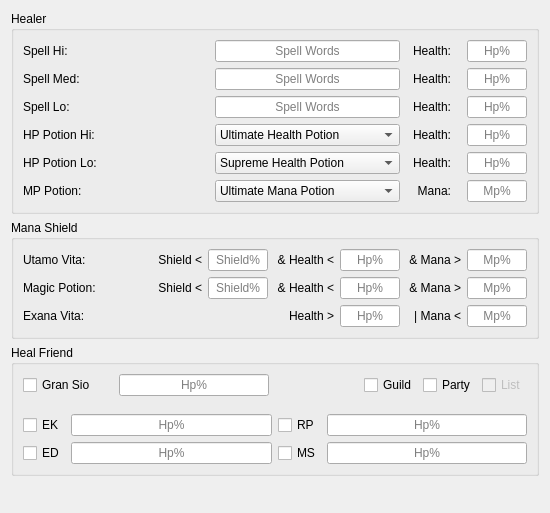
This is UI/healer.ui in ismaelfsilva/KzBot as Qt 5 draws it before an edit. The edited form follows.
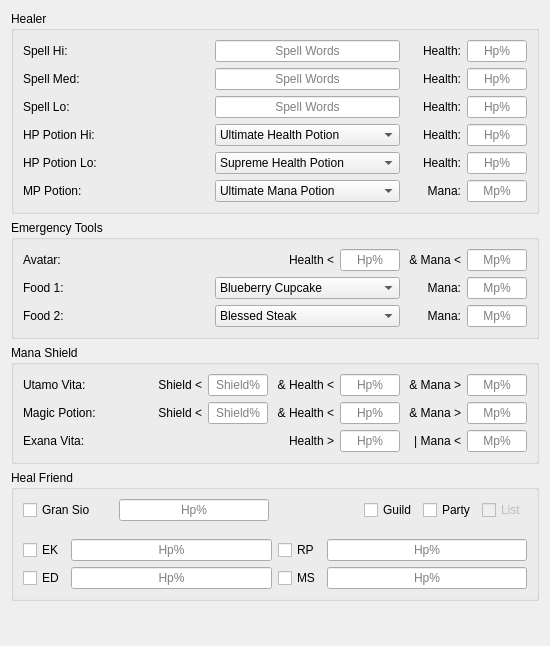
This is the edited form.

The edit to the form file:
```diff
--- a/UI/healer.ui
+++ b/UI/healer.ui
@@ -7,7 +7,7 @@
     <x>0</x>
     <y>0</y>
     <width>550</width>
-    <height>513</height>
+    <height>646</height>
    </rect>
   </property>
   <property name="minimumSize">
@@ -78,7 +78,7 @@
            </property>
            <property name="maximumSize">
             <size>
-             <width>16777215</width>
+             <width>55</width>
              <height>16777215</height>
             </size>
            </property>
@@ -89,7 +89,7 @@
             <set>Qt::AlignRight|Qt::AlignTrailing|Qt::AlignVCenter</set>
            </property>
            <property name="indent">
-            <number>10</number>
+            <number>-1</number>
            </property>
           </widget>
          </item>
@@ -378,7 +378,7 @@
             <set>Qt::AlignRight|Qt::AlignTrailing|Qt::AlignVCenter</set>
            </property>
            <property name="indent">
-            <number>10</number>
+            <number>-1</number>
            </property>
           </widget>
          </item>
@@ -618,7 +618,7 @@
             <set>Qt::AlignRight|Qt::AlignTrailing|Qt::AlignVCenter</set>
            </property>
            <property name="indent">
-            <number>10</number>
+            <number>-1</number>
            </property>
           </widget>
          </item>
@@ -652,7 +652,7 @@
             <set>Qt::AlignRight|Qt::AlignTrailing|Qt::AlignVCenter</set>
            </property>
            <property name="indent">
-            <number>10</number>
+            <number>-1</number>
            </property>
           </widget>
          </item>
@@ -723,7 +723,7 @@
             <number>0</number>
            </property>
            <property name="indent">
-            <number>10</number>
+            <number>-1</number>
            </property>
           </widget>
          </item>
@@ -816,7 +816,7 @@
             <set>Qt::AlignRight|Qt::AlignTrailing|Qt::AlignVCenter</set>
            </property>
            <property name="indent">
-            <number>10</number>
+            <number>-1</number>
            </property>
           </widget>
          </item>
@@ -888,6 +888,434 @@
         </layout>
        </widget>
       </item>
+      <item>
+       <widget class="QGroupBox" name="groupBox">
+        <property name="sizePolicy">
+         <sizepolicy hsizetype="Expanding" vsizetype="Minimum">
+          <horstretch>0</horstretch>
+          <verstretch>0</verstretch>
+         </sizepolicy>
+        </property>
+        <property name="title">
+         <string>Emergency Tools</string>
+        </property>
+        <layout class="QGridLayout" name="gridLayout_6">
+         <item row="0" column="0">
+          <widget class="QLabel" name="label_16">
+           <property name="enabled">
+            <bool>true</bool>
+           </property>
+           <property name="sizePolicy">
+            <sizepolicy hsizetype="Minimum" vsizetype="Preferred">
+             <horstretch>0</horstretch>
+             <verstretch>0</verstretch>
+            </sizepolicy>
+           </property>
+           <property name="minimumSize">
+            <size>
+             <width>90</width>
+             <height>0</height>
+            </size>
+           </property>
+           <property name="maximumSize">
+            <size>
+             <width>16777215</width>
+             <height>16777215</height>
+            </size>
+           </property>
+           <property name="text">
+            <string>Avatar:</string>
+           </property>
+           <property name="alignment">
+            <set>Qt::AlignLeading|Qt::AlignLeft|Qt::AlignVCenter</set>
+           </property>
+          </widget>
+         </item>
+         <item row="0" column="1" alignment="Qt::AlignRight">
+          <widget class="QWidget" name="widget_4" native="true">
+           <layout class="QHBoxLayout" name="horizontalLayout_2">
+            <property name="leftMargin">
+             <number>0</number>
+            </property>
+            <property name="topMargin">
+             <number>0</number>
+            </property>
+            <property name="rightMargin">
+             <number>0</number>
+            </property>
+            <property name="bottomMargin">
+             <number>0</number>
+            </property>
+            <item alignment="Qt::AlignRight">
+             <widget class="QLabel" name="label_7">
+              <property name="minimumSize">
+               <size>
+                <width>60</width>
+                <height>0</height>
+               </size>
+              </property>
+              <property name="text">
+               <string>Health &lt;</string>
+              </property>
+              <property name="alignment">
+               <set>Qt::AlignRight|Qt::AlignTrailing|Qt::AlignVCenter</set>
+              </property>
+             </widget>
+            </item>
+            <item>
+             <widget class="QLineEdit" name="avatarHp">
+              <property name="minimumSize">
+               <size>
+                <width>60</width>
+                <height>0</height>
+               </size>
+              </property>
+              <property name="maximumSize">
+               <size>
+                <width>60</width>
+                <height>16777215</height>
+               </size>
+              </property>
+              <property name="alignment">
+               <set>Qt::AlignCenter</set>
+              </property>
+              <property name="placeholderText">
+               <string>Hp%</string>
+              </property>
+             </widget>
+            </item>
+           </layout>
+          </widget>
+         </item>
+         <item row="0" column="2">
+          <widget class="QLabel" name="label_19">
+           <property name="sizePolicy">
+            <sizepolicy hsizetype="Fixed" vsizetype="Preferred">
+             <horstretch>0</horstretch>
+             <verstretch>0</verstretch>
+            </sizepolicy>
+           </property>
+           <property name="minimumSize">
+            <size>
+             <width>55</width>
+             <height>0</height>
+            </size>
+           </property>
+           <property name="text">
+            <string>&amp; Mana &lt;</string>
+           </property>
+           <property name="alignment">
+            <set>Qt::AlignRight|Qt::AlignTrailing|Qt::AlignVCenter</set>
+           </property>
+           <property name="indent">
+            <number>-1</number>
+           </property>
+          </widget>
+         </item>
+         <item row="0" column="3">
+          <widget class="QLineEdit" name="avatarMp">
+           <property name="enabled">
+            <bool>true</bool>
+           </property>
+           <property name="sizePolicy">
+            <sizepolicy hsizetype="Fixed" vsizetype="Fixed">
+             <horstretch>0</horstretch>
+             <verstretch>0</verstretch>
+            </sizepolicy>
+           </property>
+           <property name="minimumSize">
+            <size>
+             <width>60</width>
+             <height>0</height>
+            </size>
+           </property>
+           <property name="maximumSize">
+            <size>
+             <width>60</width>
+             <height>16777215</height>
+            </size>
+           </property>
+           <property name="text">
+            <string/>
+           </property>
+           <property name="alignment">
+            <set>Qt::AlignCenter</set>
+           </property>
+           <property name="placeholderText">
+            <string>Mp%</string>
+           </property>
+          </widget>
+         </item>
+         <item row="1" column="0">
+          <widget class="QLabel" name="label_20">
+           <property name="enabled">
+            <bool>true</bool>
+           </property>
+           <property name="sizePolicy">
+            <sizepolicy hsizetype="Minimum" vsizetype="Preferred">
+             <horstretch>0</horstretch>
+             <verstretch>0</verstretch>
+            </sizepolicy>
+           </property>
+           <property name="minimumSize">
+            <size>
+             <width>90</width>
+             <height>0</height>
+            </size>
+           </property>
+           <property name="maximumSize">
+            <size>
+             <width>16777215</width>
+             <height>16777215</height>
+            </size>
+           </property>
+           <property name="text">
+            <string>Food 1:</string>
+           </property>
+           <property name="alignment">
+            <set>Qt::AlignLeading|Qt::AlignLeft|Qt::AlignVCenter</set>
+           </property>
+          </widget>
+         </item>
+         <item row="1" column="1">
+          <widget class="QComboBox" name="foodAInput">
+           <property name="currentIndex">
+            <number>1</number>
+           </property>
+           <item>
+            <property name="text">
+             <string>Blessed Steak</string>
+            </property>
+           </item>
+           <item>
+            <property name="text">
+             <string>Blueberry Cupcake</string>
+            </property>
+           </item>
+           <item>
+            <property name="text">
+             <string>Carrion Casserole</string>
+            </property>
+           </item>
+           <item>
+            <property name="text">
+             <string>Consecrated Beef</string>
+            </property>
+           </item>
+           <item>
+            <property name="text">
+             <string>Pot of Blackjack</string>
+            </property>
+           </item>
+           <item>
+            <property name="text">
+             <string>Rotworm Stew</string>
+            </property>
+           </item>
+           <item>
+            <property name="text">
+             <string>Strawberry Cupcake</string>
+            </property>
+           </item>
+          </widget>
+         </item>
+         <item row="1" column="2">
+          <widget class="QLabel" name="foodAValueLabel">
+           <property name="sizePolicy">
+            <sizepolicy hsizetype="Fixed" vsizetype="Preferred">
+             <horstretch>0</horstretch>
+             <verstretch>0</verstretch>
+            </sizepolicy>
+           </property>
+           <property name="minimumSize">
+            <size>
+             <width>55</width>
+             <height>0</height>
+            </size>
+           </property>
+           <property name="text">
+            <string>Mana:</string>
+           </property>
+           <property name="alignment">
+            <set>Qt::AlignRight|Qt::AlignTrailing|Qt::AlignVCenter</set>
+           </property>
+           <property name="indent">
+            <number>-1</number>
+           </property>
+          </widget>
+         </item>
+         <item row="1" column="3">
+          <widget class="QLineEdit" name="foodAValue">
+           <property name="enabled">
+            <bool>true</bool>
+           </property>
+           <property name="sizePolicy">
+            <sizepolicy hsizetype="Fixed" vsizetype="Fixed">
+             <horstretch>0</horstretch>
+             <verstretch>0</verstretch>
+            </sizepolicy>
+           </property>
+           <property name="minimumSize">
+            <size>
+             <width>60</width>
+             <height>0</height>
+            </size>
+           </property>
+           <property name="maximumSize">
+            <size>
+             <width>60</width>
+             <height>16777215</height>
+            </size>
+           </property>
+           <property name="text">
+            <string/>
+           </property>
+           <property name="alignment">
+            <set>Qt::AlignCenter</set>
+           </property>
+           <property name="placeholderText">
+            <string>Mp%</string>
+           </property>
+          </widget>
+         </item>
+         <item row="2" column="0">
+          <widget class="QLabel" name="label_17">
+           <property name="enabled">
+            <bool>true</bool>
+           </property>
+           <property name="sizePolicy">
+            <sizepolicy hsizetype="Minimum" vsizetype="Preferred">
+             <horstretch>0</horstretch>
+             <verstretch>0</verstretch>
+            </sizepolicy>
+           </property>
+           <property name="minimumSize">
+            <size>
+             <width>90</width>
+             <height>0</height>
+            </size>
+           </property>
+           <property name="maximumSize">
+            <size>
+             <width>16777215</width>
+             <height>16777215</height>
+            </size>
+           </property>
+           <property name="text">
+            <string>Food 2:</string>
+           </property>
+           <property name="alignment">
+            <set>Qt::AlignLeading|Qt::AlignLeft|Qt::AlignVCenter</set>
+           </property>
+          </widget>
+         </item>
+         <item row="2" column="1">
+          <widget class="QComboBox" name="foodBInput">
+           <item>
+            <property name="text">
+             <string>Blessed Steak</string>
+            </property>
+           </item>
+           <item>
+            <property name="text">
+             <string>Blueberry Cupcake</string>
+            </property>
+           </item>
+           <item>
+            <property name="text">
+             <string>Carrion Casserole</string>
+            </property>
+           </item>
+           <item>
+            <property name="text">
+             <string>Consecrated Beef</string>
+            </property>
+           </item>
+           <item>
+            <property name="text">
+             <string>Pot of Blackjack</string>
+            </property>
+           </item>
+           <item>
+            <property name="text">
+             <string>Rotworm Stew</string>
+            </property>
+           </item>
+           <item>
+            <property name="text">
+             <string>Strawberry Cupcake</string>
+            </property>
+           </item>
+          </widget>
+         </item>
+         <item row="2" column="2">
+          <widget class="QLabel" name="foodBValueLabel">
+           <property name="enabled">
+            <bool>true</bool>
+           </property>
+           <property name="sizePolicy">
+            <sizepolicy hsizetype="Fixed" vsizetype="Preferred">
+             <horstretch>0</horstretch>
+             <verstretch>0</verstretch>
+            </sizepolicy>
+           </property>
+           <property name="minimumSize">
+            <size>
+             <width>55</width>
+             <height>0</height>
+            </size>
+           </property>
+           <property name="maximumSize">
+            <size>
+             <width>16777215</width>
+             <height>16777215</height>
+            </size>
+           </property>
+           <property name="text">
+            <string>Mana:</string>
+           </property>
+           <property name="alignment">
+            <set>Qt::AlignRight|Qt::AlignTrailing|Qt::AlignVCenter</set>
+           </property>
+          </widget>
+         </item>
+         <item row="2" column="3">
+          <widget class="QLineEdit" name="foodBValue">
+           <property name="enabled">
+            <bool>true</bool>
+           </property>
+           <property name="sizePolicy">
+            <sizepolicy hsizetype="Fixed" vsizetype="Fixed">
+             <horstretch>0</horstretch>
+             <verstretch>0</verstretch>
+            </sizepolicy>
+           </property>
+           <property name="minimumSize">
+            <size>
+             <width>60</width>
+             <height>0</height>
+            </size>
+           </property>
+           <property name="maximumSize">
+            <size>
+             <width>60</width>
+             <height>16777215</height>
+            </size>
+           </property>
+           <property name="text">
+            <string/>
+           </property>
+           <property name="alignment">
+            <set>Qt::AlignCenter</set>
+           </property>
+           <property name="placeholderText">
+            <string>Mp%</string>
+           </property>
+          </widget>
+         </item>
+        </layout>
+       </widget>
+      </item>
       <item>
        <widget class="QGroupBox" name="groupBox_2">
         <property name="title">
```
Left out of the diff: 635 changed lines with no effect on the pictures.
